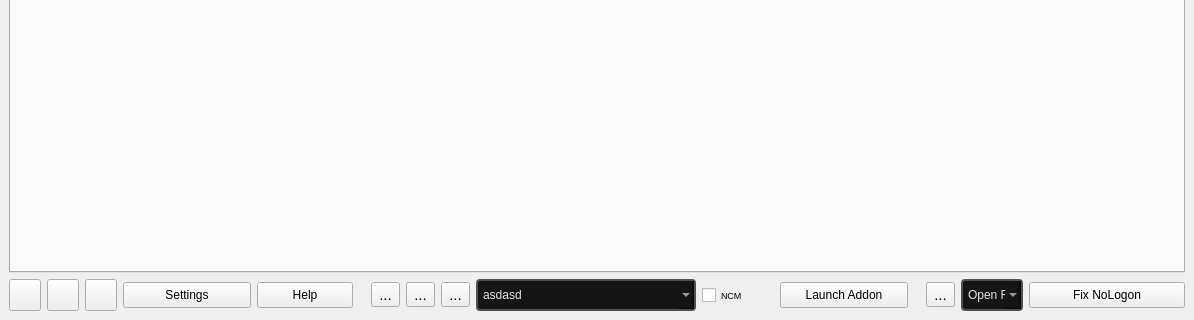
This is main.ui in dertwist/Hammer5Tools as Qt 5 draws it before an edit; both pictures show x 0 to 1194 and y 560 to 880 of the 1194 by 880 pixel window. The edited form follows.
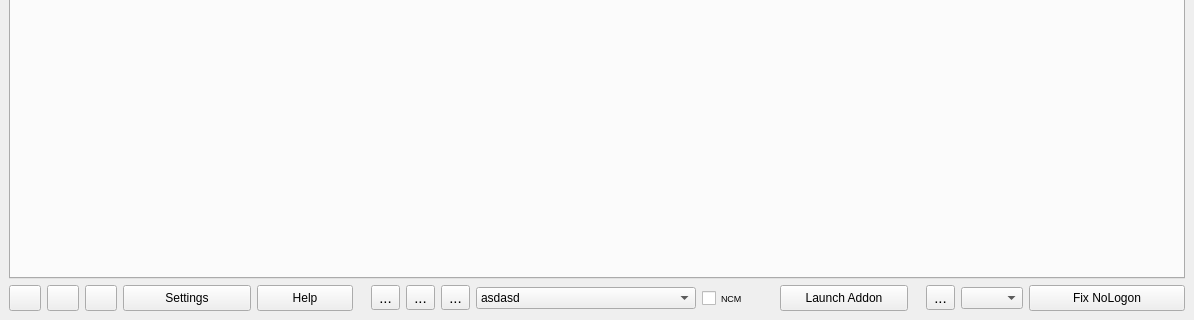
This is the edited form. Icons and pictures are not drawn.

Commit message: [SmartPropEditor] Qss updated

Diff of the .ui file:
```diff
--- a/main.ui
+++ b/main.ui
@@ -439,84 +439,7 @@
          <string>&lt;html&gt;&lt;head/&gt;&lt;body&gt;&lt;p&gt;&lt;span style=&quot; font-size:11pt; font-weight:700;&quot;&gt;Addon selection&lt;/span&gt;&lt;/p&gt;&lt;p&gt;In the Addon selection, all tools apply changes to the addon selected in this section.&lt;/p&gt;&lt;/body&gt;&lt;/html&gt;</string>
         </property>
         <property name="styleSheet">
-         <string notr="true">QComboBox {
-    font: 700 pt 10px &quot;Segoe UI&quot;;
-    border: 2px solid black;
-    border-radius: 4px;
-    border-color: rgba(80, 80, 80, 255);
-    height: 18px;
-    padding-top: 5px;
-    padding-bottom: 5px;
-    color: #E3E3E3;
-    background-color: #151515;
-    padding-left: 5px;
-}
-
-QComboBox:hover {
-    background-color: #414956;
-    color: white;
-}
-
-QComboBox:pressed {
-    background-color: #2E2F30;
-    color: white;
-}
-
-QComboBox:item {
-    font: 600 12pt &quot;Segoe UI&quot;;
-    color: #E3E3E3;
-    padding-left: 5px;
-    background-color: #1C1C1C;
-    border-style: none;
-}
-
-QComboBox::drop-down {
-    color: #E3E3E3;
-    padding: 2px;
-    background: url(://icons/arrow_drop_down_16dp.svg) no-repeat center;
-    border-bottom: 0px solid black;
-    border-top: 0px solid black;
-    border-right: 0px;
-    border-left: 2px solid;
-    margin-left: 5px;
-    padding: 5px;
-    width: 7px;
-    border-color: rgba(80, 80, 80, 255);
-    background-color: #1C1C1C;
-}
-
-
-QComboBox QAbstractItemView {
-    border: 2px solid gray;
-    border-color: rgba(80, 80, 80, 255);
-    selection-background-color: #414956;
-    background-color: #1C1C1C;
-}
-
-
-QComboBox QAbstractItemView::item {
-    height: 16px; /* Set the height of each item */
-    padding: 4px; /* Add padding to each item */
-    padding-left: 5px;
-    padding-right: 5px;
-    color: #ff8a8a8a;
-    border-style: none;
-    border-bottom: 0.5px solid black;
-    border-color: rgba(255, 255, 255, 10);
-}
-
-
-QComboBox QAbstractItemView::item:selected {
-    height: 16px; /* Set the height of each item */
-    padding: 4px; /* Add padding to each item */
-    padding-left: 5px;
-    padding-right: 5px;
-    background-color: #414956;
-    color: white;
-    border: none; /* Remove border */
-    outline: none; /* Remove outline */
-}
-</string>
+         <string notr="true"/>
         </property>
         <item>
          <property name="text">
@@ -668,84 +591,7 @@
          <string>&lt;html&gt;&lt;head/&gt;&lt;body&gt;&lt;p&gt;&lt;span style=&quot; font-size:12pt; font-weight:700;&quot;&gt;Addon Folder Selection&lt;/span&gt;&lt;/p&gt;&lt;p&gt;Used to choose the folder that should be oppened in the &lt;span style=&quot; font-style:italic;&quot;&gt;Open Game/Content Addons Folder.&lt;/span&gt;&lt;/p&gt;&lt;/body&gt;&lt;/html&gt;</string>
         </property>
         <property name="styleSheet">
-         <string notr="true">QComboBox {
-    font: 700 pt 10px &quot;Segoe UI&quot;;
-    border: 2px solid black;
-    border-radius: 4px;
-    border-color: rgba(80, 80, 80, 255);
-    height: 18px;
-    padding-top: 5px;
-    padding-bottom: 5px;
-    color: #E3E3E3;
-    background-color: #151515;
-    padding-left: 5px;
-}
-
-QComboBox:hover {
-    background-color: #414956;
-    color: white;
-}
-
-QComboBox:pressed {
-    background-color: #2E2F30;
-    color: white;
-}
-
-QComboBox:item {
-    font: 600 12pt &quot;Segoe UI&quot;;
-    color: #E3E3E3;
-    padding-left: 5px;
-    background-color: #1C1C1C;
-    border-style: none;
-}
-
-QComboBox::drop-down {
-    color: #E3E3E3;
-    padding: 2px;
-    background: url(://icons/arrow_drop_down_16dp.svg) no-repeat center;
-    border-bottom: 0px solid black;
-    border-top: 0px solid black;
-    border-right: 0px;
-    border-left: 2px solid;
-    margin-left: 5px;
-    padding: 5px;
-    width: 7px;
-    border-color: rgba(80, 80, 80, 255);
-    background-color: #1C1C1C;
-}
-
-
-QComboBox QAbstractItemView {
-    border: 2px solid gray;
-    border-color: rgba(80, 80, 80, 255);
-    selection-background-color: #414956;
-    background-color: #1C1C1C;
-}
-
-
-QComboBox QAbstractItemView::item {
-    height: 16px; /* Set the height of each item */
-    padding: 4px; /* Add padding to each item */
-    padding-left: 5px;
-    padding-right: 5px;
-    color: #ff8a8a8a;
-    border-style: none;
-    border-bottom: 0.5px solid black;
-    border-color: rgba(255, 255, 255, 10);
-}
-
-
-QComboBox QAbstractItemView::item:selected {
-    height: 16px; /* Set the height of each item */
-    padding: 4px; /* Add padding to each item */
-    padding-left: 5px;
-    padding-right: 5px;
-    background-color: #414956;
-    color: white;
-    border: none; /* Remove border */
-    outline: none; /* Remove outline */
-}
-</string>
+         <string notr="true"/>
         </property>
         <property name="currentText">
          <string/>
```
The commit also changes 2 other files.
